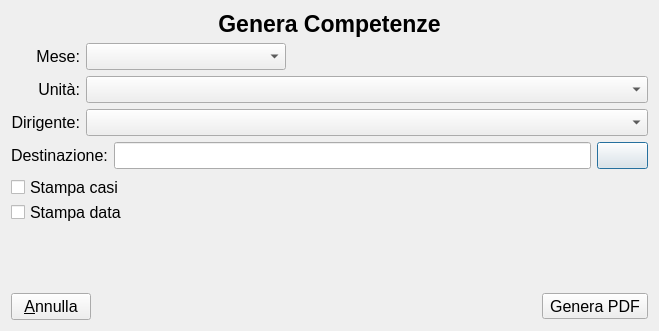
This is printdialog.ui in gcala/GestioneCompetenzeMedici as Qt 5 draws it before an edit. The edited form follows.
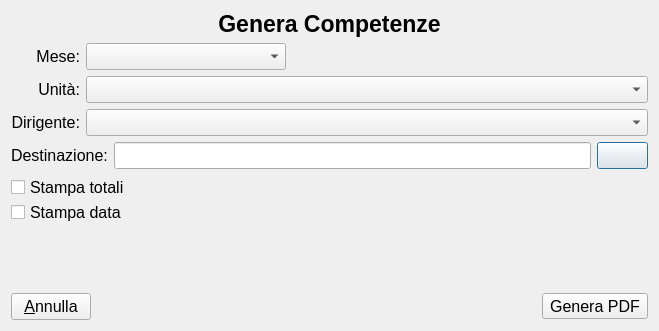
This is the edited form. Icons and pictures are not drawn. Custom widgets are drawn as their Qt base class.

Commit message: usa i totali invece dei casi

Diff of the .ui file:
```diff
--- a/printdialog.ui
+++ b/printdialog.ui
@@ -214,7 +214,7 @@
          </font>
         </property>
         <property name="text">
-         <string>Stampa casi</string>
+         <string>Stampa totali</string>
         </property>
        </widget>
       </item>
```
Left out of the diff: 1 changed line with no effect on the pictures. The commit also changes 6 other files.
